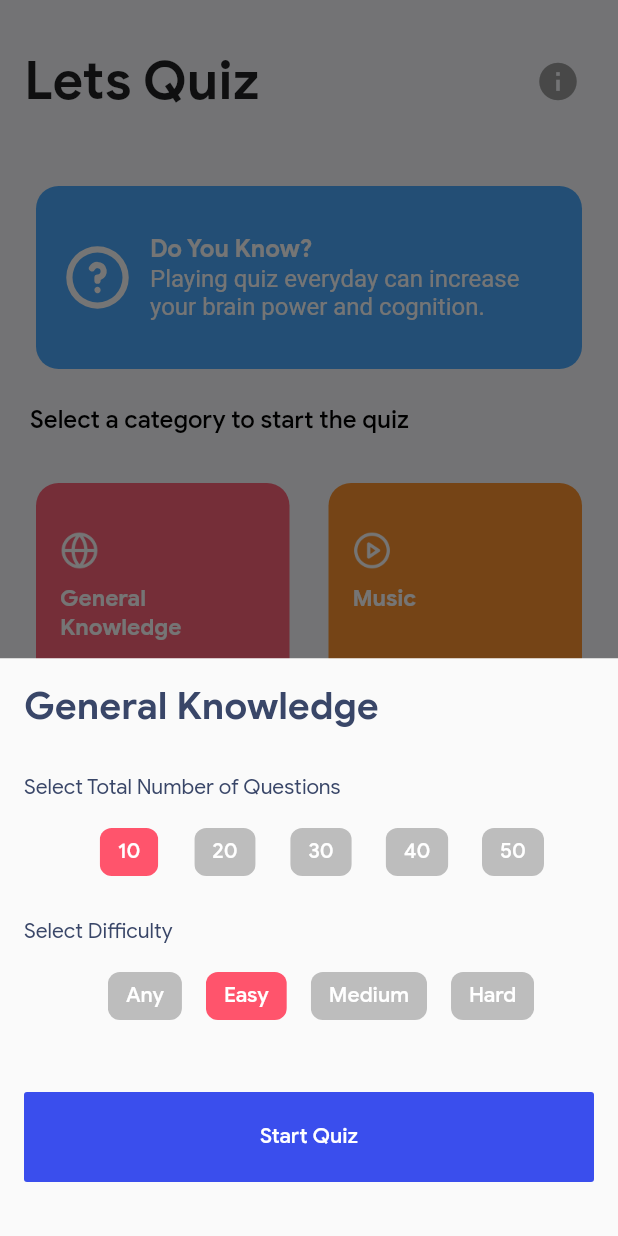
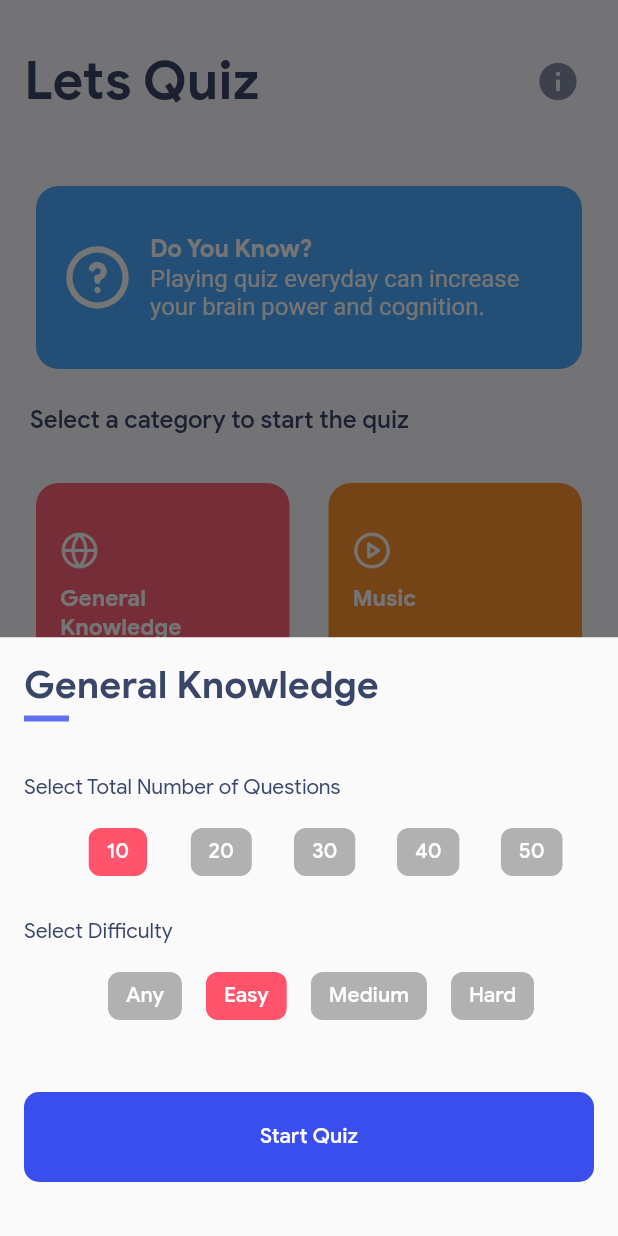
Before and after one commit to code-quant/letsquiz, a Flutter app: the screen it shows after launch, after a tap on "General Knowledge", on a phone screen of 412 x 824 dp. Run offline on Flutter 3.47's test engine with Material 2 defaults, Android fonts, the phone set to English and light mode, and no system bars; our stand-ins replace flutter_custom_clippers, flutter_svg, font_awesome_flutter, html_unescape.

Commit message:
UI Improvements/Fixes

```diff
--- a/lib/ui/pages/check_answers.dart
+++ b/lib/ui/pages/check_answers.dart
@@ -43,8 +43,9 @@ class CheckAnswersPage extends StatelessWidget {
     if (index == questions.length) {
       return Padding(
         padding: const EdgeInsets.symmetric(vertical: 10, horizontal: 4),
-        child: ButtonTheme(
+        child: SizedBox(
           height: 60,
+          width: double.infinity,
           child: FlatButton(
             color: primaryColor,
             textColor: Colors.white,
--- a/lib/ui/pages/home.dart
+++ b/lib/ui/pages/home.dart
@@ -26,9 +26,7 @@ class HomePage extends StatelessWidget {
                         Text(
                           "Lets Quiz",
                           style: TextStyle(
-                              color: Colors.black87,
-                              fontWeight: FontWeight.w700,
-                              fontSize: 35.0),
+                              fontWeight: FontWeight.w700, fontSize: 35.0),
                         ),
 
                         //About Developer Icon
@@ -36,7 +34,7 @@ class HomePage extends StatelessWidget {
                           builder: (context) => IconButton(
                               icon: Icon(Icons.info),
                               iconSize: 30.0,
-                              color: Colors.grey,
+                              color: Color(0x99394668),
                               onPressed: () =>
                                   Navigator.of(context).pushNamed('/about')),
                         )
@@ -101,9 +99,7 @@ class HomePage extends StatelessWidget {
                     child: Text(
                       "Select a category to start the quiz",
                       style: TextStyle(
-                          color: Colors.black,
-                          fontWeight: FontWeight.w500,
-                          fontSize: 16.0),
+                          fontWeight: FontWeight.w500, fontSize: 16.0),
                     ),
                   ),
                 ),
--- a/lib/ui/pages/quiz_finished.dart
+++ b/lib/ui/pages/quiz_finished.dart
@@ -90,22 +90,16 @@ class QuizFinishedPage extends StatelessWidget {
               Row(
                 mainAxisAlignment: MainAxisAlignment.spaceBetween,
                 children: <Widget>[
-                  RaisedButton(
+                  FlatButton(
                     padding: const EdgeInsets.symmetric(
                         horizontal: 16.0, vertical: 20.0),
-                    shape: RoundedRectangleBorder(
-                      borderRadius: BorderRadius.circular(10.0),
-                    ),
                     color: primaryColor,
                     child: Text("Goto Home"),
                     onPressed: () => Navigator.pop(context),
                   ),
-                  RaisedButton(
+                  FlatButton(
                     padding: const EdgeInsets.symmetric(
                         horizontal: 16.0, vertical: 20.0),
-                    shape: RoundedRectangleBorder(
-                      borderRadius: BorderRadius.circular(10.0),
-                    ),
                     color: accentColor,
                     child: Text("Check Answers"),
                     onPressed: () {
--- a/lib/ui/pages/quiz_page.dart
+++ b/lib/ui/pages/quiz_page.dart
@@ -99,8 +99,8 @@ class _QuizPageState extends State<QuizPage> {
                   Expanded(
                     child: Container(
                       alignment: Alignment.bottomCenter,
-                      child: ButtonTheme(
-                        minWidth: double.infinity,
+                      child: SizedBox(
+                        width: double.infinity,
                         height: 60,
                         child: FlatButton(
                           textColor: Colors.white,
--- a/lib/ui/widgets/quiz_options.dart
+++ b/lib/ui/widgets/quiz_options.dart
@@ -42,6 +42,14 @@ class _QuizOptionsDialogState extends State<QuizOptionsDialog> {
               widget.category.name,
               style: TextStyle(fontWeight: FontWeight.bold, fontSize: 25),
             ),
+            Padding(
+              padding: const EdgeInsets.symmetric(vertical: 5.0),
+              child: Container(
+                color: primaryColor.withOpacity(0.8),
+                height: 4,
+                width: 30,
+              ),
+            ),
             SizedBox(height: 30.0),
             Text("Select Total Number of Questions"),
             SizedBox(height: 10.0),
@@ -50,48 +58,43 @@ class _QuizOptionsDialogState extends State<QuizOptionsDialog> {
               child: Wrap(
                 alignment: WrapAlignment.center,
                 runAlignment: WrapAlignment.center,
-                runSpacing: 16.0,
-                spacing: 16.0,
+                runSpacing: 21.0,
+                spacing: 21.0,
                 children: <Widget>[
                   SizedBox(width: 0.0),
                   ActionChip(
                     label: Text("10"),
                     labelStyle: TextStyle(color: Colors.white),
-                    backgroundColor: _noOfQuestions == 10
-                        ? accentColor
-                        : Colors.grey.shade400,
+                    backgroundColor:
+                        _noOfQuestions == 10 ? accentColor : actionChipDisabled,
                     onPressed: () => _selectNumberOfQuestions(10),
                   ),
                   ActionChip(
                     label: Text("20"),
                     labelStyle: TextStyle(color: Colors.white),
-                    backgroundColor: _noOfQuestions == 20
-                        ? accentColor
-                        : Colors.grey.shade400,
+                    backgroundColor:
+                        _noOfQuestions == 20 ? accentColor : actionChipDisabled,
                     onPressed: () => _selectNumberOfQuestions(20),
                   ),
                   ActionChip(
                     label: Text("30"),
                     labelStyle: TextStyle(color: Colors.white),
-                    backgroundColor: _noOfQuestions == 30
-                        ? accentColor
-                        : Colors.grey.shade400,
+                    backgroundColor:
+                        _noOfQuestions == 30 ? accentColor : actionChipDisabled,
                     onPressed: () => _selectNumberOfQuestions(30),
                   ),
                   ActionChip(
                     label: Text("40"),
                     labelStyle: TextStyle(color: Colors.white),
-                    backgroundColor: _noOfQuestions == 40
-                        ? accentColor
-                        : Colors.grey.shade400,
+                    backgroundColor:
+                        _noOfQuestions == 40 ? accentColor : actionChipDisabled,
                     onPressed: () => _selectNumberOfQuestions(40),
                   ),
                   ActionChip(
                     label: Text("50"),
                     labelStyle: TextStyle(color: Colors.white),
-                    backgroundColor: _noOfQuestions == 50
-                        ? accentColor
-                        : Colors.grey.shade400,
+                    backgroundColor:
+                        _noOfQuestions == 50 ? accentColor : actionChipDisabled,
                     onPressed: () => _selectNumberOfQuestions(50),
                   ),
                 ],
@@ -112,9 +115,8 @@ class _QuizOptionsDialogState extends State<QuizOptionsDialog> {
                   ActionChip(
                     label: Text("Any"),
                     labelStyle: TextStyle(color: Colors.white),
-                    backgroundColor: _difficulty == null
-                        ? accentColor
-                        : Colors.grey.shade400,
+                    backgroundColor:
+                        _difficulty == null ? accentColor : actionChipDisabled,
                     onPressed: () => _selectDifficulty(null),
                   ),
                   ActionChip(
@@ -122,7 +124,7 @@ class _QuizOptionsDialogState extends State<QuizOptionsDialog> {
                     labelStyle: TextStyle(color: Colors.white),
                     backgroundColor: _difficulty == "easy"
                         ? accentColor
-                        : Colors.grey.shade400,
+                        : actionChipDisabled,
                     onPressed: () => _selectDifficulty("easy"),
                   ),
                   ActionChip(
@@ -130,7 +132,7 @@ class _QuizOptionsDialogState extends State<QuizOptionsDialog> {
                     labelStyle: TextStyle(color: Colors.white),
                     backgroundColor: _difficulty == "medium"
                         ? accentColor
-                        : Colors.grey.shade400,
+                        : actionChipDisabled,
                     onPressed: () => _selectDifficulty("medium"),
                   ),
                   ActionChip(
@@ -138,7 +140,7 @@ class _QuizOptionsDialogState extends State<QuizOptionsDialog> {
                     labelStyle: TextStyle(color: Colors.white),
                     backgroundColor: _difficulty == "hard"
                         ? accentColor
-                        : Colors.grey.shade400,
+                        : actionChipDisabled,
                     onPressed: () => _selectDifficulty("hard"),
                   ),
                 ],
@@ -148,8 +150,8 @@ class _QuizOptionsDialogState extends State<QuizOptionsDialog> {
             Center(
               child: processing
                   ? CircularProgressIndicator()
-                  : ButtonTheme(
-                      minWidth: double.infinity,
+                  : SizedBox(
+                      width: double.infinity,
                       height: 60,
                       child: FlatButton(
                         color: primaryColor,
```
